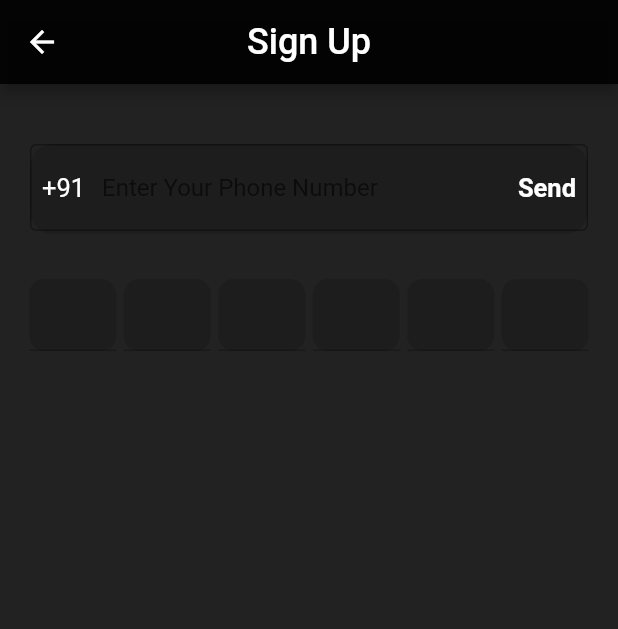
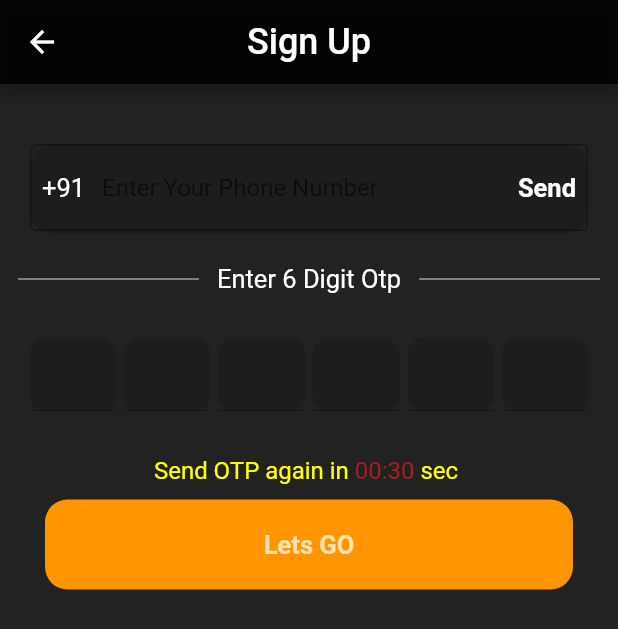
Before and after one commit to ttoghere/jobappv2, a Flutter app: the PhoneAuthScreen screen opened by its route, on a phone screen of 412 x 824 dp. Shown: the top 629 px of the screen. Run offline on Flutter 3.47's test engine with Material 2 defaults, Android fonts, the phone set to English and light mode, and no system bars; drawn by our look-alikes of otp_text_field; our stand-ins replace firebase_auth, firebase_core, flutter_secure_storage, flutter_svg; accounts and stored records are empty.

Commit message:
otp is done

```diff
--- a/lib/screens/phone/phone_auth.dart
+++ b/lib/screens/phone/phone_auth.dart
@@ -1,3 +1,5 @@
+import 'dart:async';
+
 import 'package:flutter/material.dart';
 import 'package:otp_text_field/otp_text_field.dart';
 import 'package:otp_text_field/style.dart';
@@ -11,6 +13,25 @@ class PhoneAuthScreen extends StatefulWidget {
 }
 
 class _PhoneAuthScreenState extends State<PhoneAuthScreen> {
+  int start = 30;
+  bool wait = false;
+  String buttonName = "Send";
+  void startTimer() {
+    const onsec = Duration(seconds: 1);
+    Timer timer = Timer.periodic(onsec, (timer) {
+      if (start == 0) {
+        setState(() {
+          timer.cancel();
+          wait = false;
+        });
+      } else {
+        setState(() {
+          start--;
+        });
+      }
+    });
+  }
+
   @override
   Widget build(BuildContext context) {
     return Scaffold(
@@ -32,13 +53,154 @@ class _PhoneAuthScreenState extends State<PhoneAuthScreen> {
               SizedBox(
                 height: 40,
               ),
-              TextFieldContainer(),
+              TextfieldContainer(context),
+              SizedBox(
+                height: 20,
+              ),
+              Container(
+                child: Row(
+                  children: [
+                    Expanded(
+                      child: Container(
+                        margin: EdgeInsets.symmetric(
+                          horizontal: 12,
+                        ),
+                        height: 1,
+                        color: Colors.grey,
+                      ),
+                    ),
+                    Text(
+                      "Enter 6 Digit Otp",
+                      style: TextStyle(
+                        fontSize: 17,
+                        color: Colors.white,
+                      ),
+                    ),
+                    Expanded(
+                      child: Container(
+                        margin: EdgeInsets.symmetric(
+                          horizontal: 12,
+                        ),
+                        height: 1,
+                        color: Colors.grey,
+                      ),
+                    ),
+                  ],
+                ),
+              ),
               SizedBox(
                 height: 30,
               ),
               OtpField(),
+              SizedBox(
+                height: 30,
+              ),
+              RichText(
+                text: TextSpan(
+                  children: [
+                    TextSpan(
+                      text: "Send OTP again in",
+                      style: TextStyle(
+                        fontSize: 16,
+                        color: Colors.yellowAccent,
+                      ),
+                    ),
+                    TextSpan(
+                      text: " 00:$start",
+                      style: TextStyle(
+                        fontSize: 16,
+                        color: Colors.red[900],
+                      ),
+                    ),
+                    TextSpan(
+                      text: " sec ",
+                      style: TextStyle(
+                        fontSize: 16,
+                        color: Colors.yellowAccent,
+                      ),
+                    ),
+                  ],
+                ),
+              ),
+              SizedBox(
+                height: 10,
+              ),
+              Container(
+                height: 60,
+                width: MediaQuery.of(context).size.width - 60,
+                decoration: BoxDecoration(
+                  color: Color(0xFFFF9601),
+                  borderRadius: BorderRadius.circular(15),
+                ),
+                child: Center(
+                  child: Text(
+                    "Lets GO",
+                    style: TextStyle(
+                      fontSize: 17,
+                      color: Color(0xFFFBE2AE),
+                      fontWeight: FontWeight.w700,
+                    ),
+                  ),
+                ),
+              ),
             ],
           ),
+        ),
+      ),
+    );
+  }
+
+  Container TextfieldContainer(BuildContext context) {
+    return Container(
+      width: MediaQuery.of(context).size.width - 40,
+      height: 60,
+      decoration: BoxDecoration(
+        color: Color(0xFF1D1D1D),
+        borderRadius: BorderRadius.circular(15),
+      ),
+      child: TextFormField(
+        style: TextStyle(
+          color: Colors.white,
+        ),
+        decoration: InputDecoration(
+          hintText: "Enter Your Phone Number",
+          contentPadding: EdgeInsets.symmetric(horizontal: 8, vertical: 19),
+          fillColor: Colors.white,
+          prefixIcon: Padding(
+            padding:
+                const EdgeInsets.symmetric(vertical: 19.0, horizontal: 8.0),
+            child: Text(
+              "+91",
+              style: TextStyle(
+                color: Colors.white,
+                fontSize: 17.0,
+              ),
+            ),
+          ),
+          suffixIcon: GestureDetector(
+            onTap: wait
+                ? null
+                : () {
+                    startTimer();
+                    setState(() {
+                      wait = true;
+                      buttonName = "Reset";
+                    });
+                  },
+            child: Padding(
+              padding:
+                  const EdgeInsets.symmetric(vertical: 19.0, horizontal: 8.0),
+              child: Text(
+                buttonName,
+                style: TextStyle(
+                  color: wait ? Colors.grey : Colors.white,
+                  fontWeight: FontWeight.bold,
+                  fontSize: 17.0,
+                ),
+              ),
+            ),
+          ),
+          border: OutlineInputBorder(),
         ),
       ),
     );
@@ -66,58 +228,12 @@ class OtpField extends StatelessWidget {
       ),
       textFieldAlignment: MainAxisAlignment.spaceAround,
       fieldStyle: FieldStyle.underline,
+      onChanged: (text) {
+        print("Pin: $text");
+      },
       onCompleted: (pin) {
-        print("Compleated: $pin");
+        print("Completed: $pin");
       },
     );
   }
 }
-
-class TextFieldContainer extends StatelessWidget {
-  const TextFieldContainer({
-    Key? key,
-  }) : super(key: key);
-
-  @override
-  Widget build(BuildContext context) {
-    return Container(
-      width: MediaQuery.of(context).size.width - 40,
-      height: 60,
-      decoration: BoxDecoration(
-        color: Color(0xFF1D1D1D),
-        borderRadius: BorderRadius.circular(15),
-      ),
-      child: TextFormField(
-        decoration: InputDecoration(
-          hintText: "Enter Your Phone Number",
-          contentPadding: EdgeInsets.symmetric(horizontal: 8, vertical: 19),
-          fillColor: Colors.white,
-          prefixIcon: Padding(
-            padding:
-                const EdgeInsets.symmetric(vertical: 19.0, horizontal: 8.0),
-            child: Text(
-              "+91",
-              style: TextStyle(
-                color: Colors.white,
-                fontSize: 17.0,
-              ),
-            ),
-          ),
-          suffixIcon: Padding(
-            padding:
-                const EdgeInsets.symmetric(vertical: 19.0, horizontal: 8.0),
-            child: Text(
-              "Send",
-              style: TextStyle(
-                color: Colors.white,
-                fontWeight: FontWeight.bold,
-                fontSize: 17.0,
-              ),
-            ),
-          ),
-          border: OutlineInputBorder(),
-        ),
-      ),
-    );
-  }
-}
```
